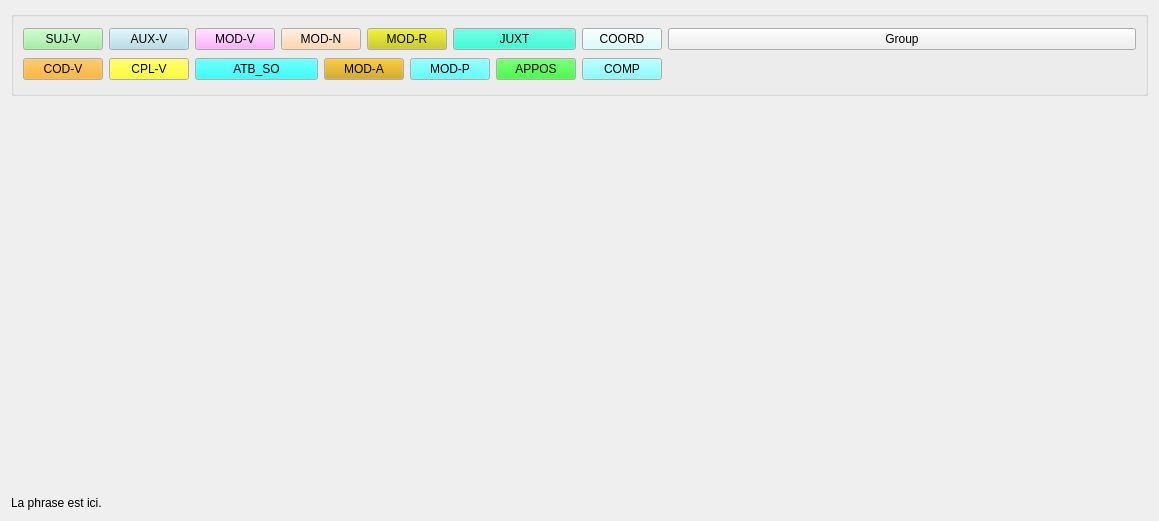
The window that src/syanotmainwindow.ui (kleag/syanot) describes before a commit, drawn with Qt 5.
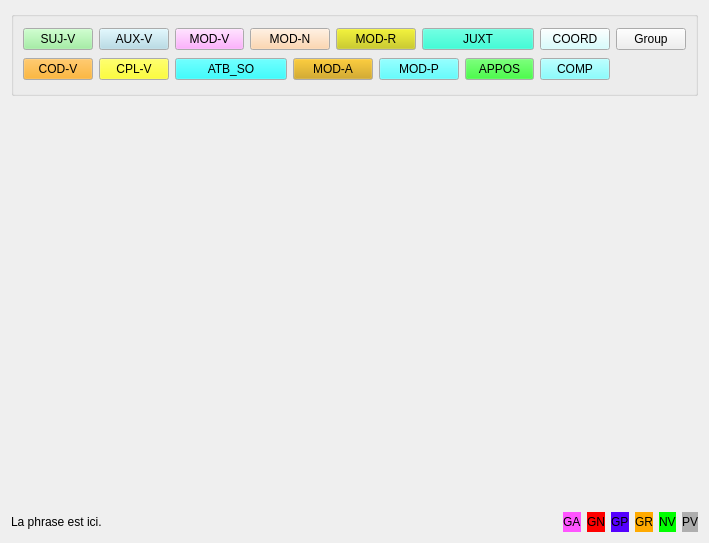
The same window after the commit. Custom widgets are drawn as their Qt base class.

Commit message: make sentence selectable ; add legend for groups

Patch:
```diff
--- a/src/syanotmainwindow.ui
+++ b/src/syanotmainwindow.ui
@@ -1,24 +1,24 @@
 <ui version="4.0" >
  <class>SyanotMainWindow</class>
- <widget class="QFrame" name="SyanotMainWindow" >
-  <property name="geometry" >
+ <widget class="QFrame" name="SyanotMainWindow">
+  <property name="geometry">
    <rect>
     <x>0</x>
     <y>0</y>
-    <width>1159</width>
-    <height>521</height>
+    <width>709</width>
+    <height>543</height>
    </rect>
   </property>
   <property name="windowTitle" >
    <string>Syanot</string>
   </property>
-  <layout class="QGridLayout" >
-   <item row="0" column="0" >
-    <layout class="QVBoxLayout" >
+  <layout class="QGridLayout" name="gridLayout_2">
+   <item row="0" column="0">
+    <layout class="QVBoxLayout" name="vboxLayout">
      <item>
-      <widget class="KButtonGroup" name="kbuttongroup" >
-       <property name="sizePolicy" >
-        <sizepolicy vsizetype="Fixed" hsizetype="Expanding" >
+      <widget class="KButtonGroup" name="kbuttongroup">
+       <property name="sizePolicy">
+        <sizepolicy hsizetype="Expanding" vsizetype="Fixed">
          <horstretch>0</horstretch>
          <verstretch>0</verstretch>
         </sizepolicy>
@@ -674,23 +674,115 @@
        <property name="orientation" >
         <enum>Qt::Vertical</enum>
        </property>
-       <property name="sizeHint" stdset="0" >
+       <property name="sizeHint" stdset="0">
         <size>
          <width>20</width>
-         <height>40</height>
+         <height>417</height>
         </size>
        </property>
       </spacer>
      </item>
      <item>
-      <widget class="QLabel" name="enonce" >
-       <property name="text" >
-        <string>La phrase est ici.</string>
-       </property>
-       <property name="wordWrap" >
-        <bool>true</bool>
-       </property>
-      </widget>
+      <layout class="QHBoxLayout" name="horizontalLayout">
+       <item>
+        <widget class="QLabel" name="enonce">
+         <property name="sizePolicy">
+          <sizepolicy hsizetype="Expanding" vsizetype="Preferred">
+           <horstretch>0</horstretch>
+           <verstretch>0</verstretch>
+          </sizepolicy>
+         </property>
+         <property name="mouseTracking">
+          <bool>true</bool>
+         </property>
+         <property name="text">
+          <string>La phrase est ici.</string>
+         </property>
+         <property name="wordWrap">
+          <bool>true</bool>
+         </property>
+         <property name="textInteractionFlags">
+          <set>Qt::LinksAccessibleByMouse|Qt::TextSelectableByMouse</set>
+         </property>
+        </widget>
+       </item>
+       <item>
+        <spacer name="horizontalSpacer">
+         <property name="orientation">
+          <enum>Qt::Horizontal</enum>
+         </property>
+         <property name="sizeHint" stdset="0">
+          <size>
+           <width>40</width>
+           <height>20</height>
+          </size>
+         </property>
+        </spacer>
+       </item>
+       <item>
+        <widget class="QLabel" name="label">
+         <property name="autoFillBackground">
+          <bool>false</bool>
+         </property>
+         <property name="styleSheet">
+          <string>background-color: rgb(255, 85, 255);</string>
+         </property>
+         <property name="text">
+          <string>GA</string>
+         </property>
+        </widget>
+       </item>
+       <item>
+        <widget class="QLabel" name="label_2">
+         <property name="styleSheet">
+          <string>background-color: rgb(255, 0, 0);</string>
+         </property>
+         <property name="text">
+          <string>GN</string>
+         </property>
+        </widget>
+       </item>
+       <item>
+        <widget class="QLabel" name="label_3">
+         <property name="styleSheet">
+          <string>background-color: rgb(85, 0, 255);</string>
+         </property>
+         <property name="text">
+          <string>GP</string>
+         </property>
+        </widget>
+       </item>
+       <item>
+        <widget class="QLabel" name="label_4">
+         <property name="styleSheet">
+          <string>background-color: rgb(255, 170, 0);</string>
+         </property>
+         <property name="text">
+          <string>GR</string>
+         </property>
+        </widget>
+       </item>
+       <item>
+        <widget class="QLabel" name="label_5">
+         <property name="styleSheet">
+          <string>background-color: rgb(0, 255, 0);</string>
+         </property>
+         <property name="text">
+          <string>NV</string>
+         </property>
+        </widget>
+       </item>
+       <item>
+        <widget class="QLabel" name="label_6">
+         <property name="styleSheet">
+          <string>background-color: rgb(174, 174, 174);</string>
+         </property>
+         <property name="text">
+          <string>PV</string>
+         </property>
+        </widget>
+       </item>
+      </layout>
      </item>
     </layout>
    </item>
```
Left out of the diff: 387 changed lines with no effect on the pictures.
